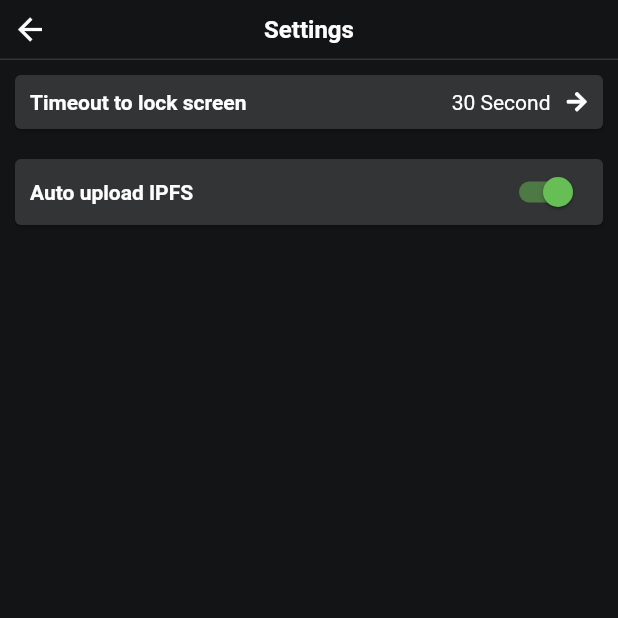
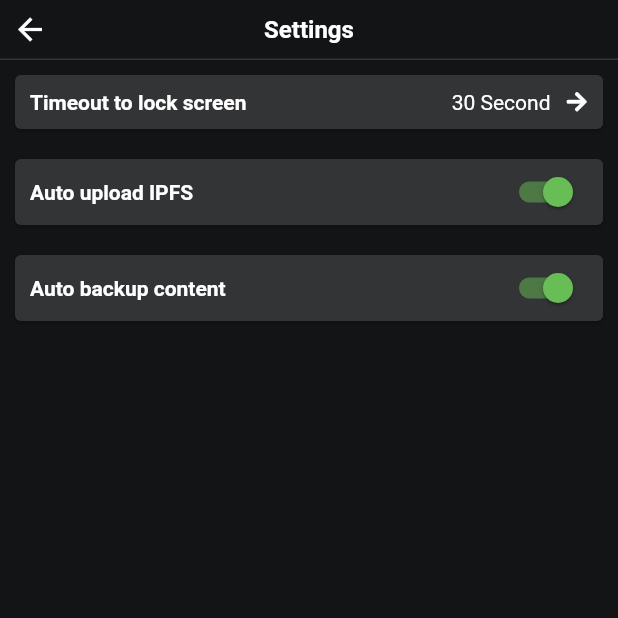
Before and after one commit to zhongxuqi/ipfspass, a Flutter app: the SettingsPage screen opened directly, on a phone screen of 412 x 824 dp, the top half of it. Run offline on Flutter 3.47's test engine with Material 2 defaults, Android fonts, the light colour scheme and no system bars; our stand-ins replace dio, fluttertoast, local_auth, numberpicker, permission_handler, share and 2 more; missing offline and left inert: flutter_qr_reader, lpinyin, otp; accounts and stored records are empty.

Commit message:
add auto backup content and init ios

```diff
--- a/app/lib/content.dart
+++ b/app/lib/content.dart
@@ -268,7 +268,6 @@ class ContentPageState extends State<ContentPage> {
       }
     });
     isSubmitting = false;
-
   }
 
   void uploadIPFS() async {
@@ -285,6 +284,11 @@ class ContentPageState extends State<ContentPage> {
       Navigator.of(context).pop();
       this.refreshCallback();
       setState(() {});
+
+      // 判断是否需要自动同步
+      if (await StoreUtils.getAutoBackupContent()) {
+        backupContent();
+      }
     }).catchError(() {
       Navigator.of(context).pop();
     });
--- a/app/lib/settings.dart
+++ b/app/lib/settings.dart
@@ -16,6 +16,7 @@ class SettingsPageState extends State<SettingsPage> {
   final GlobalKey<ScaffoldState> _scaffoldKey = new GlobalKey<ScaffoldState>();
   int lockTimeout = 30;
   bool autoUploadIPFS = false;
+  bool autoBackupContent = false;
 
   @override
   void initState() {
@@ -26,6 +27,7 @@ class SettingsPageState extends State<SettingsPage> {
   void initData() async {
     lockTimeout = await StoreUtils.getLockScreen();
     autoUploadIPFS = await StoreUtils.getAutoUploadIPFS();
+    autoBackupContent = await StoreUtils.getAutoBackupContent();
     setState(() {});
   }
 
@@ -122,6 +124,39 @@ class SettingsPageState extends State<SettingsPage> {
                             onChanged: (newValue) async {
                               await StoreUtils.setAutoUploadIPFS(newValue);
                               autoUploadIPFS = newValue;
+                              setState(() {});
+                            },
+                          ),
+                        ],
+                      ),
+                    ),
+                  ),
+                  Card(
+                    elevation: 1.0,
+                    color: ColorUtils.themeLightColor,
+                    margin: EdgeInsets.fromLTRB(10.0, 10.0, 10.0, 10.0),
+                    child: Container(
+                      padding: EdgeInsets.symmetric(horizontal: 10.0, vertical: 2.0),
+                      child: Row(
+                        children: <Widget>[
+                          Expanded(
+                            flex: 1,
+                            child: Text(
+                              AppLocalizations.of(context).getLanguageText('auto_backup_content'),
+                              style: TextStyle(
+                                fontSize: 14.0,
+                                fontWeight: FontWeight.bold,
+                                color: Colors.white,
+                              ),
+                            ),
+                          ),
+                          Switch(
+                            activeColor: ColorUtils.green,
+                            materialTapTargetSize: MaterialTapTargetSize.shrinkWrap,
+                            value: autoBackupContent,
+                            onChanged: (newValue) async {
+                              await StoreUtils.setAutoBackupContent(newValue);
+                              autoBackupContent = newValue;
                               setState(() {});
                             },
                           ),
--- a/app/lib/utils/localization.dart
+++ b/app/lib/utils/localization.dart
@@ -320,6 +320,10 @@ class AppLocalizations {
       "en": "Uploading...",
       "zh": "上传中..."
     },
+    "auto_backup_content": {
+      "en": "Auto backup content",
+      "zh": "自动备份内容"
+    },
   };
 
   String getLanguageText(String textID) {
--- a/app/lib/utils/store.dart
+++ b/app/lib/utils/store.dart
@@ -5,6 +5,20 @@ import '../common/types.dart' as types;
 class StoreUtils {
   static const String EasyPass = "easypass";
   static const String MasterPasswordKey = "master_password";
+
+  static setRawMasterPassword(String encryptedMasterPassword) async {
+    var sharedPreference = await SharedPreferences.getInstance();
+    sharedPreference.setString(MasterPasswordKey, encryptedMasterPassword);
+  }
+
+  static getRawMasterPassword() async {
+    var sharedPreference = await SharedPreferences.getInstance();
+    var encryptedMasterPassword = sharedPreference.getString(MasterPasswordKey);
+    if (encryptedMasterPassword == null) {
+      return "";
+    }
+    return encryptedMasterPassword;
+  }
 
   static setMasterPassword(String masterPassword) async {
     var sharedPreference = await SharedPreferences.getInstance();
@@ -90,4 +104,16 @@ class StoreUtils {
     if (v == null) return true;
     return v;
   }
+
+  static const AutoBackupContentKey = "auto_backup_content";
+  static setAutoBackupContent(bool enable) async {
+    var sharedPreference = await SharedPreferences.getInstance();
+    sharedPreference.setBool(AutoBackupContentKey, enable);
+  }
+  static Future<bool> getAutoBackupContent() async {
+    var sharedPreference = await SharedPreferences.getInstance();
+    var v = sharedPreference.getBool(AutoBackupContentKey);
+    if (v == null) return true;
+    return v;
+  }
 }
--- a/app/pubspec.yaml
+++ b/app/pubspec.yaml
@@ -38,6 +38,8 @@ dependencies:
   flutter_qr_reader: 1.0.3
   numberpicker: ^2.1.1
   dio: ^4.0.0
+  share: ^2.0.4
+  path_provider: ^2.0.2
 
 dev_dependencies:
   flutter_test:
```
Also changed, not shown: app/lib/components/FragmentContent.dart (+6 -1 lines), app/lib/utils/content.dart (+43 -0 lines), app/pubspec.lock, 8 other files.
